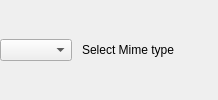
Before: the Qt Designer form ui/gui/resources/search_mime_type.ui in halbbob/dff, drawn with Qt 5.
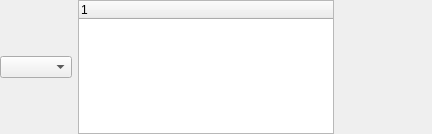
After: the same form once the commit is applied. Icons and pictures are not drawn.

Commit message: Graphical clean of advanced search engine. Merges select_mime_types directly into search_*.

What changed in the file:
```diff
--- a/ui/gui/resources/search_mime_type.ui
+++ b/ui/gui/resources/search_mime_type.ui
@@ -2,6 +2,14 @@
 <ui version="4.0">
  <class>MimeType</class>
  <widget class="QWidget" name="MimeType">
+  <property name="geometry">
+   <rect>
+    <x>0</x>
+    <y>0</y>
+    <width>432</width>
+    <height>134</height>
+   </rect>
+  </property>
   <property name="windowTitle">
    <string notr="true"/>
   </property>
@@ -16,18 +24,18 @@
     <widget class="QComboBox" name="selected_mime_types"/>
    </item>
    <item>
-    <widget class="QPushButton" name="edit_mime_types">
-     <property name="text">
-      <string>Select Mime type</string>
+    <widget class="QTreeWidget" name="mime_types">
+     <property name="sizePolicy">
+      <sizepolicy hsizetype="Expanding" vsizetype="Expanding">
+       <horstretch>0</horstretch>
+       <verstretch>0</verstretch>
+      </sizepolicy>
      </property>
-     <property name="icon">
-      <iconset>
-       <disabledoff>:/magicball.png</disabledoff>
-      </iconset>
-     </property>
-     <property name="flat">
-      <bool>true</bool>
-     </property>
+     <column>
+      <property name="text">
+       <string notr="true">1</string>
+      </property>
+     </column>
     </widget>
    </item>
    <item>
```
The commit also changes 7 other files.
